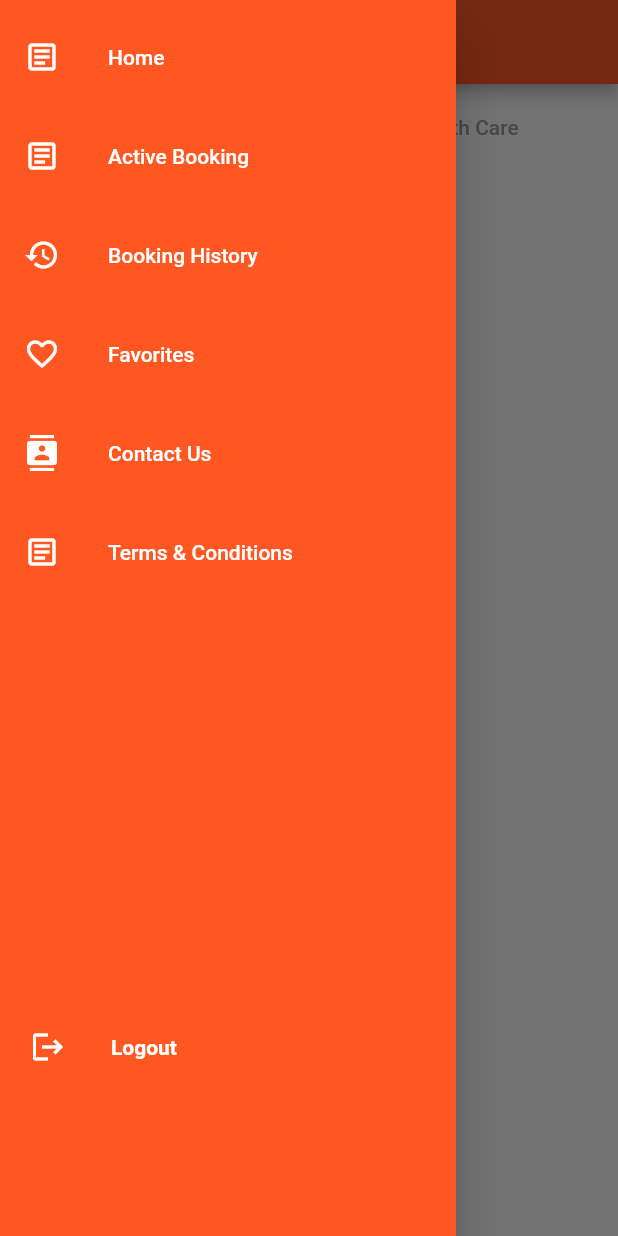
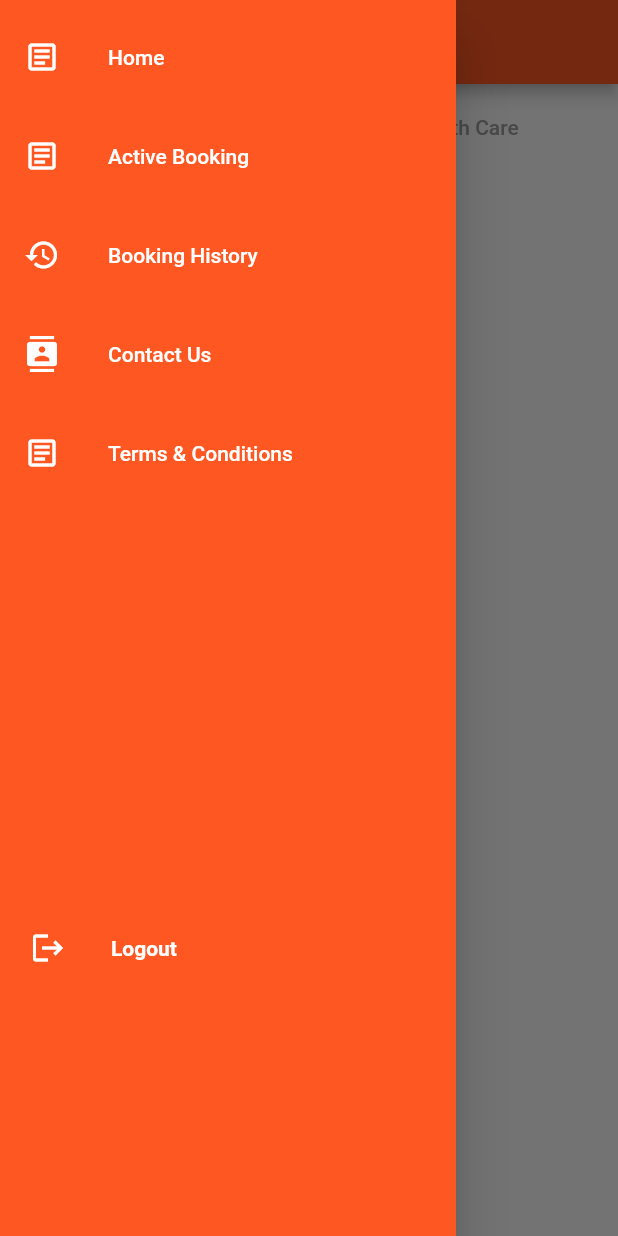
Before and after one commit to ekyut123/THESIS, a Flutter app: the screen it shows once a user with an empty profile is signed in, with the side drawer open, on a phone screen of 412 x 824 dp. Run offline on Flutter 3.47's test engine with Material 2 defaults, Android fonts, the phone set to English and light mode, and no system bars; our stand-ins replace anim_search_bar, cloud_firestore, firebase_auth, firebase_core, flutter_rating_bar, form_field_validator and 2 more; missing offline and left inert: date_time_picker_widget; accounts and stored records are empty.

Commit message:
Update navigation_drawer.dart

```diff
--- a/lib/widgets/navigation_drawer.dart
+++ b/lib/widgets/navigation_drawer.dart
@@ -92,12 +92,6 @@ class NavigationDrawerWidget extends StatelessWidget {
                               ));
                         })),
                     const SizedBox(height: 10.0),
-                    //fave
-                    buildMenuItem(
-                      text: 'Favorites',
-                      icon: Icons.favorite_border,
-                    ),
-                    const SizedBox(height: 10.0),
                     //contact us
                     buildMenuItem(
                         text: 'Contact Us',
```
